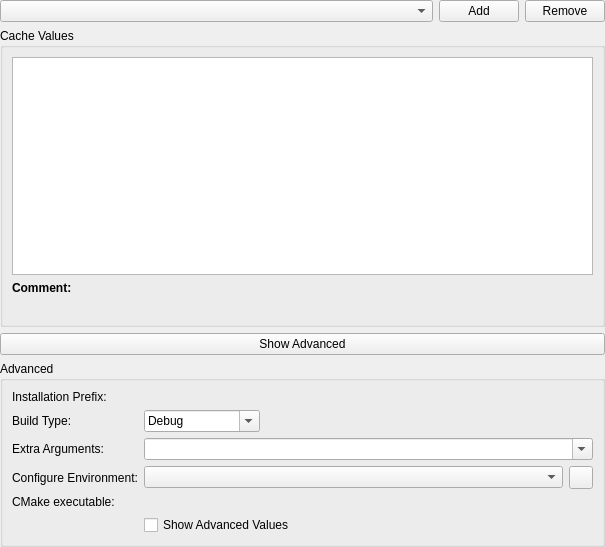
First picture: the form in projectmanagers/cmake/settings/cmakebuildsettings.ui, repository KDE/kdevelop, before the edit.
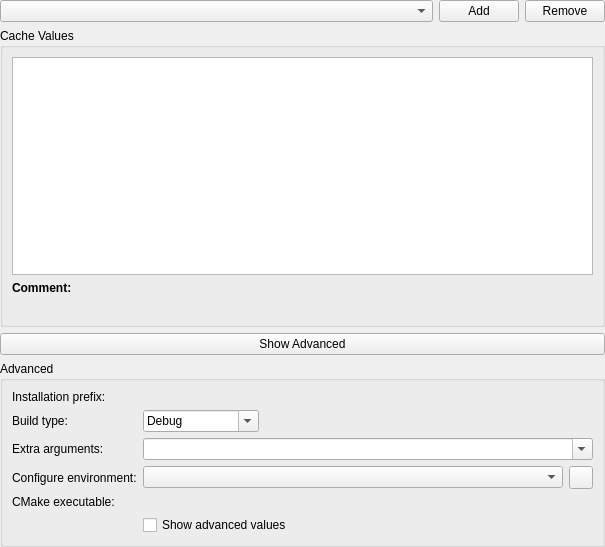
Second picture: the form after the edit. Custom widgets are drawn as their Qt base class.

Commit message:
Use sentence style capitalization with label texts of edit fields
Cmp. https://community.kde.org/KDE_Visual_Design_Group/HIG/Capitalization

```diff
--- a/projectmanagers/cmake/settings/cmakebuildsettings.ui
+++ b/projectmanagers/cmake/settings/cmakebuildsettings.ui
@@ -116,7 +116,7 @@
       <item row="0" column="0">
        <widget class="QLabel" name="installationPrefixLabel">
         <property name="text">
-         <string>Installation Prefix:</string>
+         <string>Installation prefix:</string>
         </property>
        </widget>
       </item>
@@ -126,7 +126,7 @@
       <item row="1" column="0">
        <widget class="QLabel" name="buildTypeLabel">
         <property name="text">
-         <string>Build Type:</string>
+         <string>Build type:</string>
         </property>
        </widget>
       </item>
@@ -160,7 +160,7 @@
       <item row="2" column="0">
        <widget class="QLabel" name="extraArgumentsLabel">
         <property name="text">
-         <string>Extra Arguments:</string>
+         <string>Extra arguments:</string>
         </property>
        </widget>
       </item>
@@ -180,7 +180,7 @@
       <item row="3" column="0">
        <widget class="QLabel" name="label_2">
         <property name="text">
-         <string>Configure Environment:</string>
+         <string>Configure environment:</string>
         </property>
        </widget>
       </item>
@@ -207,7 +207,7 @@
       <item row="5" column="1">
        <widget class="QCheckBox" name="showInternal">
         <property name="text">
-         <string>Show Advanced Values</string>
+         <string>Show advanced values</string>
         </property>
        </widget>
       </item>
```
The commit also changes 6 other files.
